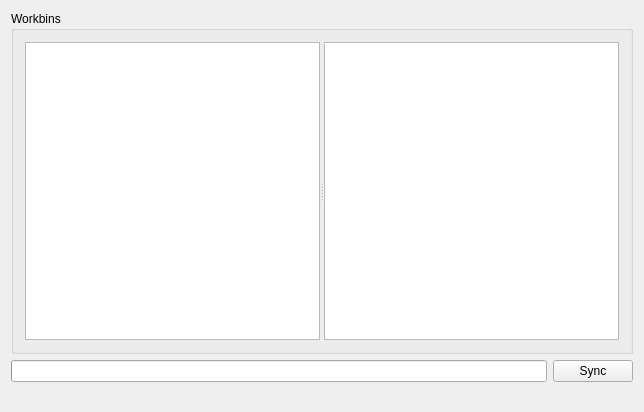
Old version of the form mainwindow.ui in the repository ashrayjain/IVLE-Drive.
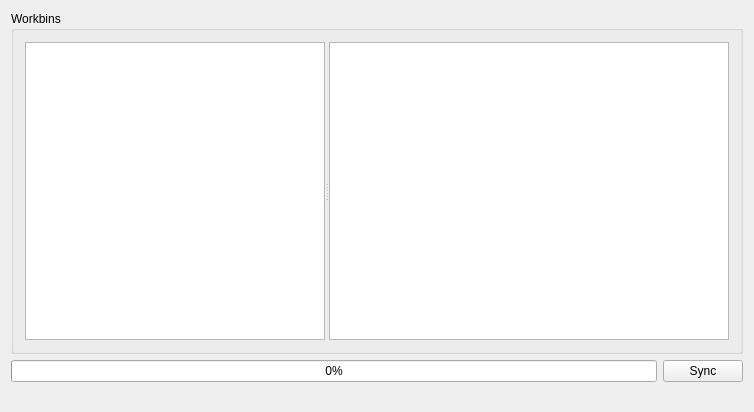
New version of the form.

```diff
--- a/mainwindow.ui
+++ b/mainwindow.ui
@@ -6,7 +6,7 @@
    <rect>
     <x>0</x>
     <y>0</y>
-    <width>644</width>
+    <width>743</width>
     <height>412</height>
    </rect>
   </property>
@@ -23,9 +23,6 @@
       <property name="value">
        <number>0</number>
       </property>
-      <property name="textVisible">
-       <bool>false</bool>
-      </property>
      </widget>
     </item>
     <item row="1" column="1">
@@ -56,9 +53,18 @@
             <verstretch>0</verstretch>
            </sizepolicy>
           </property>
+          <property name="minimumSize">
+           <size>
+            <width>300</width>
+            <height>0</height>
+           </size>
+          </property>
           <property name="font">
            <font>
-            <pointsize>14</pointsize>
+            <family>Segoe UI Semibold</family>
+            <pointsize>16</pointsize>
+            <weight>75</weight>
+            <bold>true</bold>
            </font>
           </property>
           <property name="editTriggers">
@@ -67,12 +73,6 @@
           <property name="alternatingRowColors">
            <bool>false</bool>
           </property>
-          <property name="textElideMode">
-           <enum>Qt::ElideLeft</enum>
-          </property>
-          <property name="itemsExpandable">
-           <bool>true</bool>
-          </property>
           <property name="animated">
            <bool>true</bool>
           </property>
@@ -87,6 +87,26 @@
             <verstretch>0</verstretch>
            </sizepolicy>
           </property>
+          <property name="minimumSize">
+           <size>
+            <width>400</width>
+            <height>0</height>
+           </size>
+          </property>
+          <property name="font">
+           <font>
+            <family>Segoe UI Semibold</family>
+            <pointsize>14</pointsize>
+            <weight>75</weight>
+            <bold>true</bold>
+           </font>
+          </property>
+          <property name="editTriggers">
+           <set>QAbstractItemView::NoEditTriggers</set>
+          </property>
+          <property name="showDropIndicator" stdset="0">
+           <bool>false</bool>
+          </property>
          </widget>
         </widget>
        </item>
```
Left out of the diff: 9 changed lines with no effect on the pictures.
